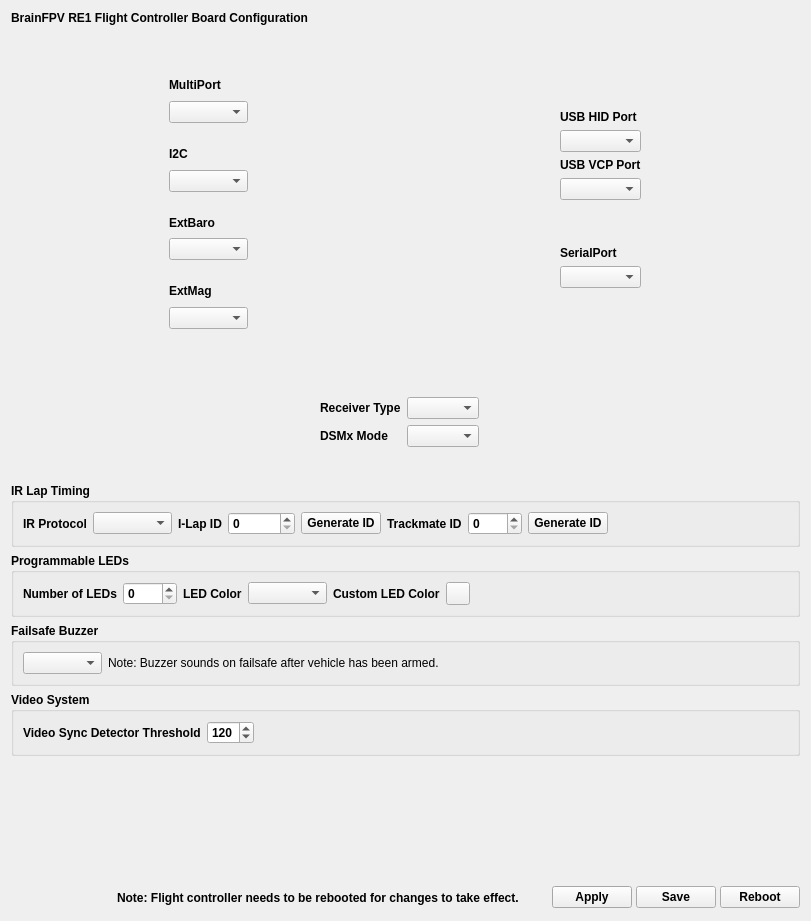
This is ground/gcs/src/plugins/boards_brainfpv/brainre1configuration.ui in d-ronin/dRonin as Qt 5 draws it before an edit. The edited form follows.
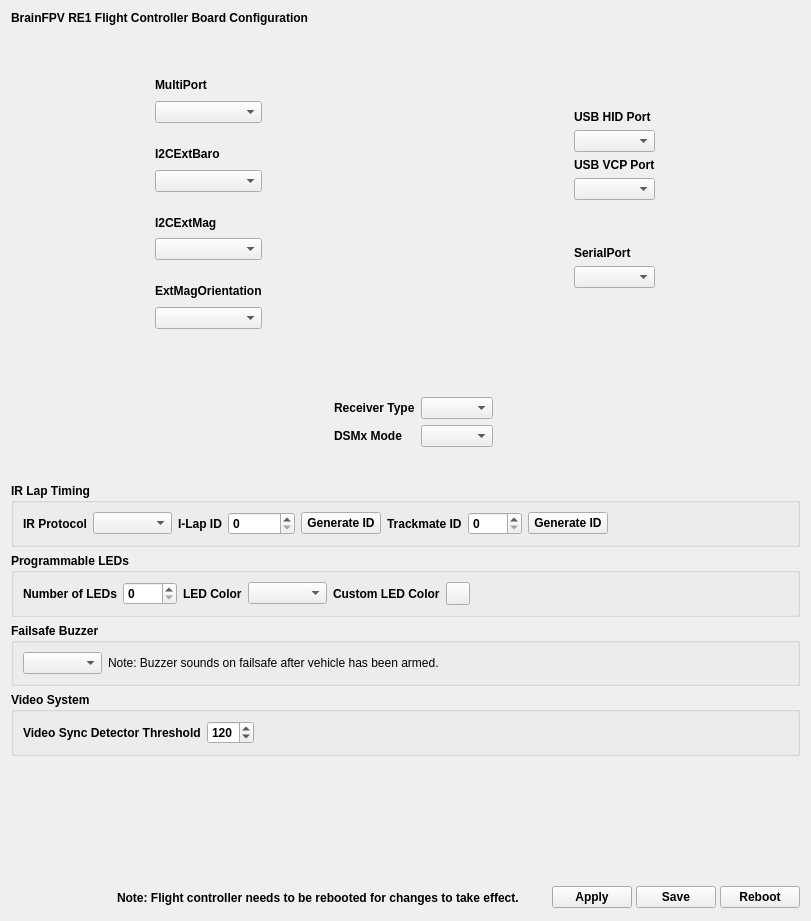
This is the edited form. Icons and pictures are not drawn. Custom widgets are drawn as their Qt base class.

Commit message: Flight: BrainRE1 - UI updates for ext baro and ext mag

```diff
--- a/ground/gcs/src/plugins/boards_brainfpv/brainre1configuration.ui
+++ b/ground/gcs/src/plugins/boards_brainfpv/brainre1configuration.ui
@@ -152,7 +152,7 @@
                </font>
               </property>
               <property name="text">
-               <string>I2C</string>
+               <string>I2CExtBaro</string>
               </property>
              </widget>
             </item>
@@ -191,7 +191,7 @@
                </font>
               </property>
               <property name="text">
-               <string>ExtBaro</string>
+               <string>I2CExtMag</string>
               </property>
              </widget>
             </item>
@@ -230,7 +230,7 @@
                </font>
               </property>
               <property name="text">
-               <string>ExtMag</string>
+               <string>ExtMagOrientation</string>
               </property>
              </widget>
             </item>
```
Left out of the diff: 6 changed lines with no effect on the pictures. The commit also changes 2 other files.
